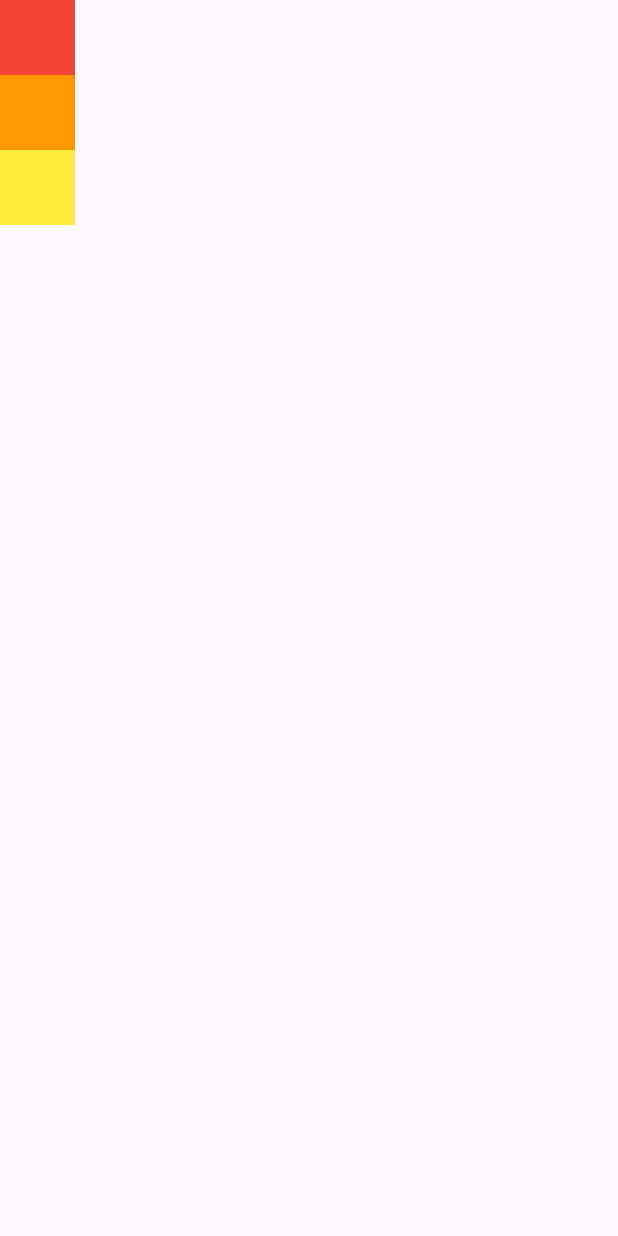
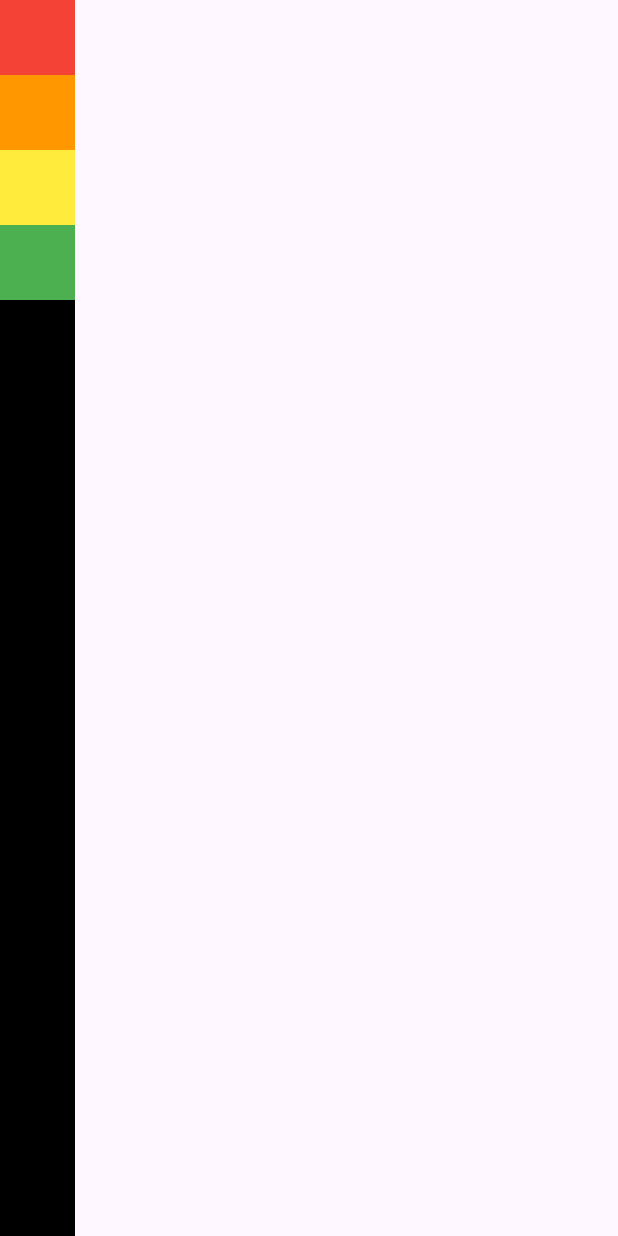
Before and after one commit to jinnyjinny12/Flutter_study_v2, a Flutter app: the screen it shows after launch, on a phone screen of 412 x 824 dp. Run offline on Flutter 3.47's test engine with Material 3 defaults, Android fonts, the phone set to English and light mode, and no system bars.

Commit message:
feat: dry

```diff
--- a/Row_and_Column/lib/screen/home_screen.dart
+++ b/Row_and_Column/lib/screen/home_screen.dart
@@ -9,26 +9,17 @@ class HomeScreen extends StatelessWidget {
   Widget build(BuildContext context) {
     return Scaffold(
       body: SafeArea(
-        child: Column(
-          children: [
-            Container(
-              height: 50.0,
-              width: 50.0,
-              color: Colors.red,
-            ),
-            Container(
-              height: 50.0,
-              width: 50.0,
-              color: Colors.orange,
-            ),
-            Container(
-              height: 50.0,
-              width: 50.0,
-              color: Colors.yellow,
-            ),
-
-
-          ],
+        child: Container(
+          color: Colors.black,
+          child: Column(
+            children: colors.map(
+                (e) => Container(
+                  height: 50.0,
+                  width: 50.0,
+                  color: e,
+                ),
+            ).toList(),
+          ),
         ),
       )
     );
```
